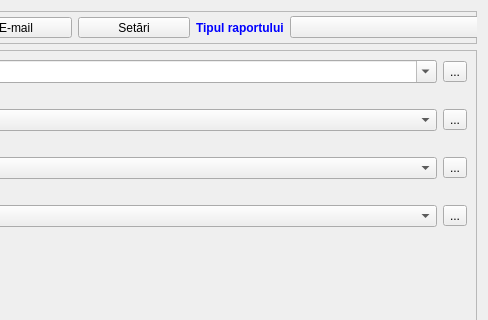
First picture: the form in data/reports.ui, repository debalex77/USG, before the edit; both pictures show x 803 to 1291 and y 0 to 320 of the 1291 by 700 pixel window.
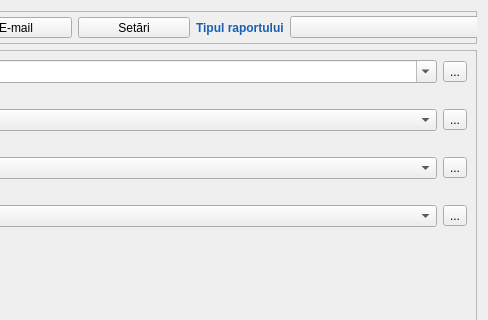
Second picture: the form after the edit. Icons and pictures are not drawn.

Patch:
```diff
--- a/data/reports.ui
+++ b/data/reports.ui
@@ -128,7 +128,7 @@
          </font>
         </property>
         <property name="styleSheet">
-         <string notr="true">color: rgb(0, 0, 255);</string>
+         <string notr="true">color: rgb(26, 95, 180);</string>
         </property>
         <property name="text">
          <string>Tipul raportului</string>
```
Left out of the diff: 2 changed lines with no effect on the pictures.
